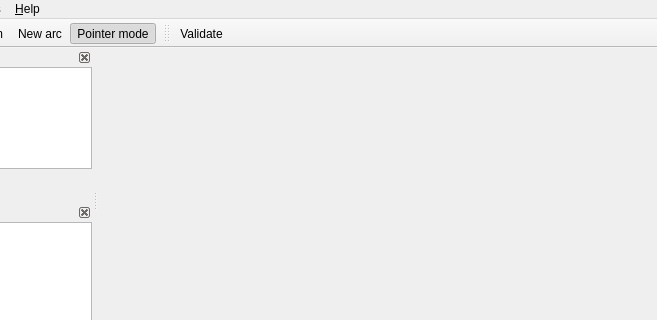
Before: the Qt Designer form PeTedit/MainWindow.ui in jonasfj/PeTe, drawn with Qt 5; both pictures show x 164 to 821 and y 0 to 320 of the 821 by 591 pixel window.
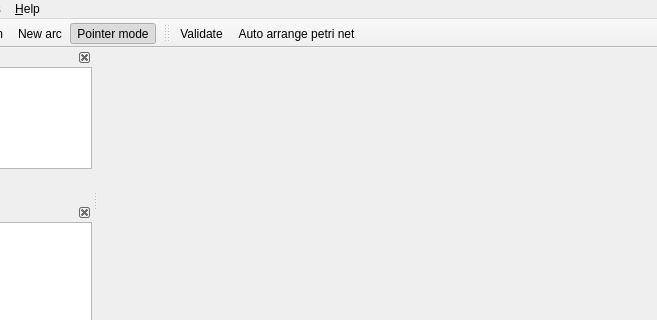
After: the same form once the commit is applied. Icons and pictures are not drawn.

Commit message: Finished the auto arrange feature

Patch:
```diff
--- a/PeTedit/MainWindow.ui
+++ b/PeTedit/MainWindow.ui
@@ -455,6 +455,7 @@
     <bool>false</bool>
    </attribute>
    <addaction name="validateAction"/>
+   <addaction name="autoArrangeAction"/>
   </widget>
   <action name="NewTapnAction">
    <property name="text">
@@ -569,6 +570,14 @@
     <string>&amp;Import SUMo Queries</string>
    </property>
   </action>
+  <action name="autoArrangeAction">
+   <property name="text">
+    <string>Auto arrange petri net</string>
+   </property>
+   <property name="toolTip">
+    <string>Automatically generate a reasonable layout for the petri net</string>
+   </property>
+  </action>
  </widget>
  <layoutdefault spacing="6" margin="11"/>
  <resources>
```
The commit also changes 9 other files.
